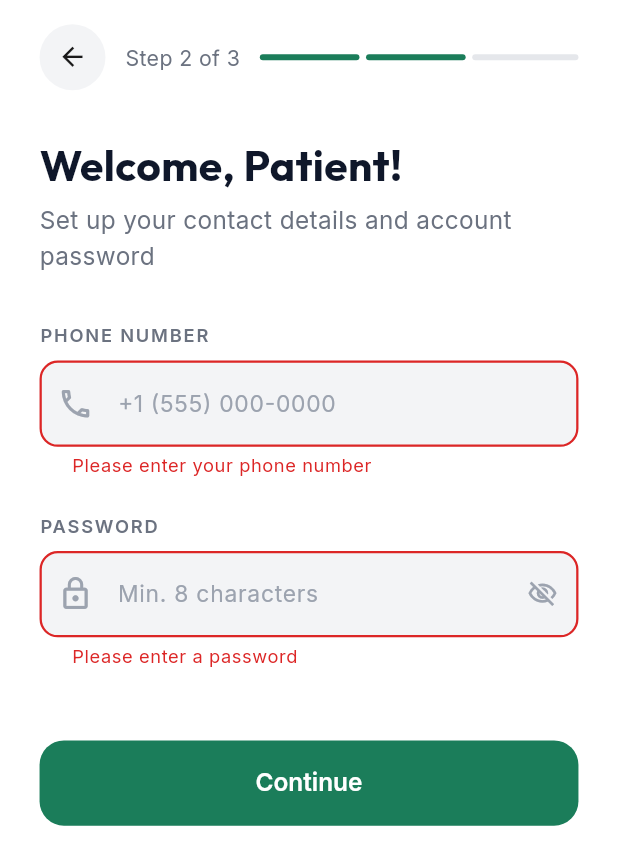
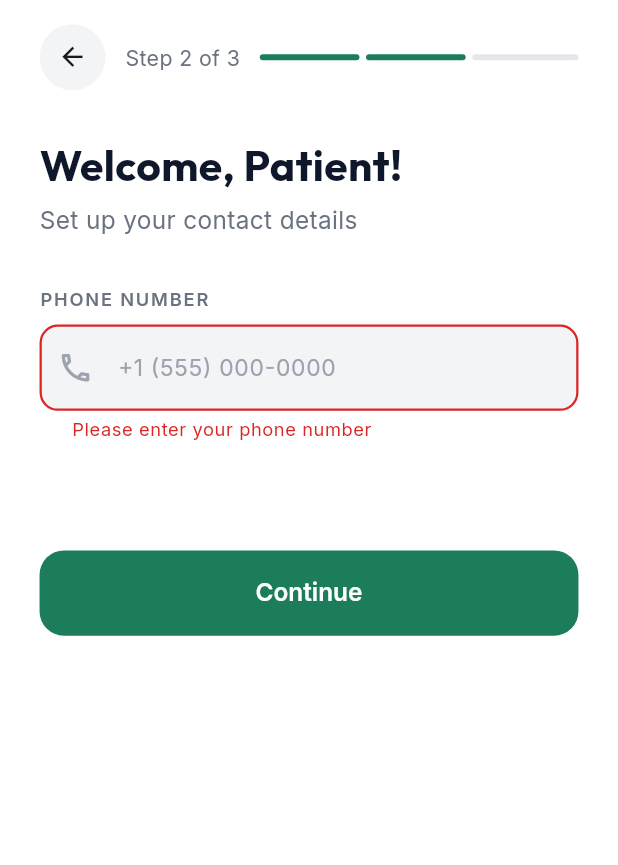
Before and after one commit to FlaviusBurghilaOPIT/uep2026, a Flutter app: the SignupStep2Screen screen opened by its route, after a tap on "Continue", on a phone screen of 412 x 824 dp. Shown: the top 865 px of the screen. Run offline on Flutter 3.47's test engine with Material 3 defaults, Android fonts, the phone set to English and light mode, and no system bars; our stand-ins replace flutter_local_notifications, flutter_riverpod, flutter_screenutil, freezed_annotation, google_fonts, shared_preferences and 1 more; accounts and stored records are empty; network calls fail.

Commit message:
feat(mobile): drop password field from onboarding steps 2-3
Onboarding now only collects phone (step 2) and date of birth (step
3) — no password is ever created for a patient. Also removes the
now-dead AppStrings.password/passwordMinHint constants and updates
login_screen_test.dart's stale reference to the removed constant
(that test, from Task 10, was the other last usage the task brief
didn't account for).

Co-Authored-By: Claude Sonnet 5 <noreply@anthropic.com>

```diff
--- a/mobile/lib/core/constants/app_strings.dart
+++ b/mobile/lib/core/constants/app_strings.dart
@@ -34,7 +34,6 @@ class AppStrings {
       'Sign in to continue your recovery journey';
   static const String email = 'EMAIL';
   static const String emailHint = 'sarah.mitchell@email.com';
-  static const String password = 'PASSWORD';
   static const String signIn = 'Sign In';
   static const String noAccountYet = 'No account yet? ';
   static const String createOne = 'Create one';
@@ -47,7 +46,6 @@ class AppStrings {
   static const String emailAddressHint = 'you@email.com';
   static const String phoneNumber = 'PHONE NUMBER';
   static const String phoneHint = '+1 (555) 000-0000';
-  static const String passwordMinHint = 'Min. 8 characters';
   static const String continueText = 'Continue';
 
   static const String verifyEmail = 'Verify your email';
--- a/mobile/lib/features/auth/signup_step2_screen.dart
+++ b/mobile/lib/features/auth/signup_step2_screen.dart
@@ -19,12 +19,10 @@ class SignupStep2Screen extends ConsumerStatefulWidget {
 class _SignupStep2ScreenState extends ConsumerState<SignupStep2Screen> {
   final _formKey = GlobalKey<FormState>();
   final _phoneController = TextEditingController();
-  final _passwordController = TextEditingController();
 
   @override
   void dispose() {
     _phoneController.dispose();
-    _passwordController.dispose();
     super.dispose();
   }
 
@@ -36,7 +34,6 @@ class _SignupStep2ScreenState extends ConsumerState<SignupStep2Screen> {
       fullName: auth.fullName ?? '',
       email: auth.email ?? '',
       phone: _phoneController.text.trim(),
-      password: _passwordController.text,
     );
 
     AppRoutes.navigateTo(context, AppRoutes.signupStep3);
@@ -59,9 +56,15 @@ class _SignupStep2ScreenState extends ConsumerState<SignupStep2Screen> {
                 const StepProgressBar(currentStep: 2),
                 SizedBox(height: AppSpacing.xxl),
 
-                Text('Welcome, ${auth.fullName ?? 'Patient'}!', style: AppTextStyles.heading1),
+                Text(
+                  'Welcome, ${auth.fullName ?? 'Patient'}!',
+                  style: AppTextStyles.heading1,
+                ),
                 SizedBox(height: AppSpacing.sm),
-                Text('Set up your contact details and account password', style: AppTextStyles.subtitle),
+                Text(
+                  'Set up your contact details',
+                  style: AppTextStyles.subtitle,
+                ),
                 SizedBox(height: AppSpacing.xxl),
 
                 AppTextField(
@@ -79,22 +82,6 @@ class _SignupStep2ScreenState extends ConsumerState<SignupStep2Screen> {
                 ),
                 SizedBox(height: AppSpacing.xl),
 
-                AppTextField(
-                  label: AppStrings.password,
-                  hintText: AppStrings.passwordMinHint,
-                  prefixIcon: Icons.lock_outline,
-                  isPassword: true,
-                  controller: _passwordController,
-                  validator: (value) {
-                    if (value == null || value.isEmpty) {
-                      return 'Please enter a password';
-                    }
-                    if (value.length < 8) {
-                      return 'Password must be at least 8 characters';
-                    }
-                    return null;
-                  },
-                ),
                 SizedBox(height: AppSpacing.xxxl),
 
                 AppButton(
--- a/mobile/lib/features/auth/signup_step3_screen.dart
+++ b/mobile/lib/features/auth/signup_step3_screen.dart
@@ -33,9 +33,9 @@ class _SignupStep3ScreenState extends ConsumerState<SignupStep3Screen> {
       builder: (context, child) {
         return Theme(
           data: Theme.of(context).copyWith(
-            colorScheme: Theme.of(context).colorScheme.copyWith(
-              primary: AppColors.primaryGreen,
-            ),
+            colorScheme: Theme.of(
+              context,
+            ).colorScheme.copyWith(primary: AppColors.primaryGreen),
           ),
           child: child!,
         );
@@ -70,7 +70,6 @@ class _SignupStep3ScreenState extends ConsumerState<SignupStep3Screen> {
     final success = await auth.completeOnboarding(
       email: auth.email ?? '',
       inviteCode: auth.inviteCode ?? '',
-      password: auth.tempPassword ?? 'password123',
       dateOfBirth: _formattedIsoDate,
       phone: auth.phone ?? '',
     );
@@ -96,9 +95,9 @@ class _SignupStep3ScreenState extends ConsumerState<SignupStep3Screen> {
         AppRoutes.navigateAndClearStack(context, AppRoutes.main);
       }
     } else if (mounted && auth.errorMessage != null) {
-      ScaffoldMessenger.of(context).showSnackBar(
-        SnackBar(content: Text(auth.errorMessage!)),
-      );
+      ScaffoldMessenger.of(
+        context,
+      ).showSnackBar(SnackBar(content: Text(auth.errorMessage!)));
     }
   }
 
@@ -119,7 +118,10 @@ class _SignupStep3ScreenState extends ConsumerState<SignupStep3Screen> {
 
               Text(AppStrings.yourHealthProfile, style: AppTextStyles.heading1),
               SizedBox(height: AppSpacing.sm),
-              Text('Complete your patient profile setup', style: AppTextStyles.subtitle),
+              Text(
+                'Complete your patient profile setup',
+                style: AppTextStyles.subtitle,
+              ),
               SizedBox(height: AppSpacing.xxl),
 
               Text(AppStrings.dateOfBirth, style: AppTextStyles.label),
@@ -154,9 +156,7 @@ class _SignupStep3ScreenState extends ConsumerState<SignupStep3Screen> {
               ),
               SizedBox(height: AppSpacing.xxl),
 
-              SecurityBadge(
-                text: AppStrings.healthInfoEncrypted,
-              ),
+              SecurityBadge(text: AppStrings.healthInfoEncrypted),
               SizedBox(height: AppSpacing.xxl),
 
               AppButton(
```
Also changed, not shown: 2 other files.
